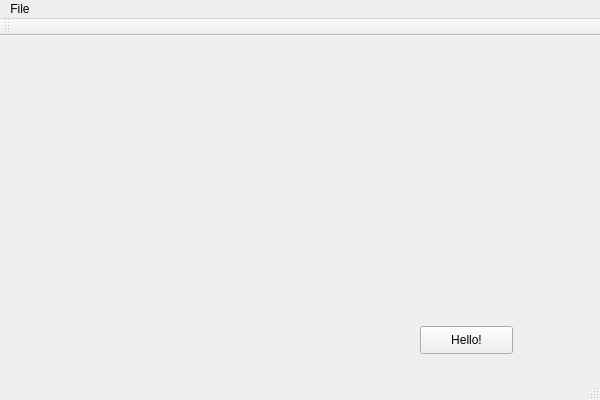
Before: the Qt Designer form StuffFinder/StuffFinder/stufffinder.ui in toddn1704/code-musketeers, drawn with Qt 5.
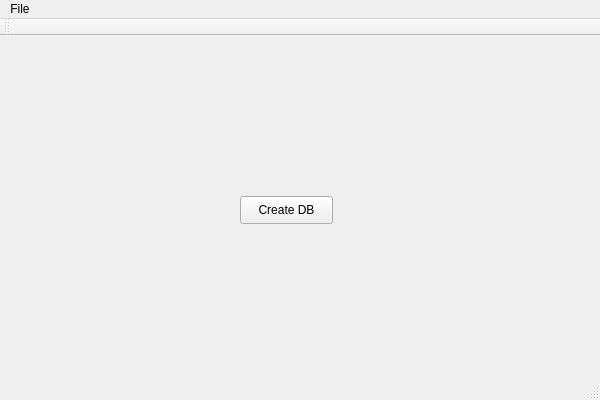
After: the same form once the commit is applied.

What changed in the file:
```diff
--- a/StuffFinder/StuffFinder/stufffinder.ui
+++ b/StuffFinder/StuffFinder/stufffinder.ui
@@ -17,14 +17,14 @@
    <widget class="QPushButton" name="pushButton">
     <property name="geometry">
      <rect>
-      <x>420</x>
-      <y>290</y>
+      <x>240</x>
+      <y>160</y>
       <width>93</width>
       <height>28</height>
      </rect>
     </property>
     <property name="text">
-     <string>Hello!</string>
+     <string>Create DB</string>
     </property>
    </widget>
   </widget>
```
Left out of the diff: 4 changed lines with no effect on the pictures.
